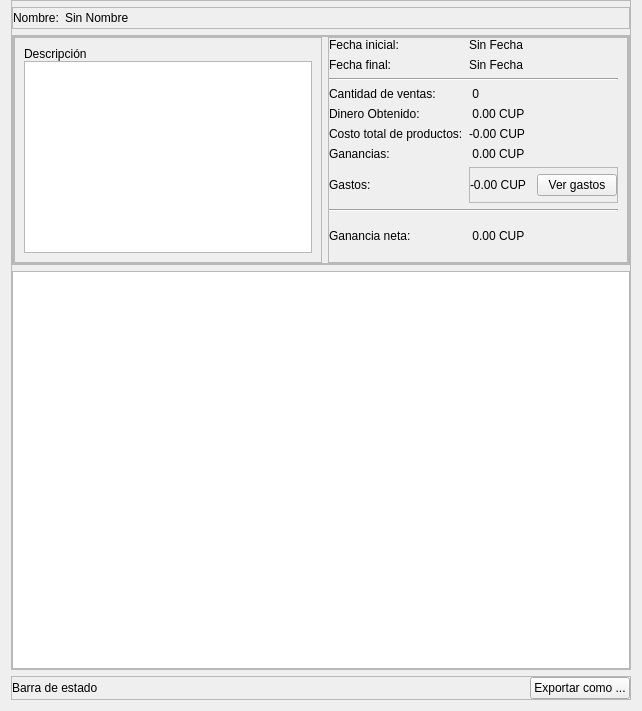
Qt form view/ui/custom_report_visualization.ui (R0land013/blue-pos) before a commit.
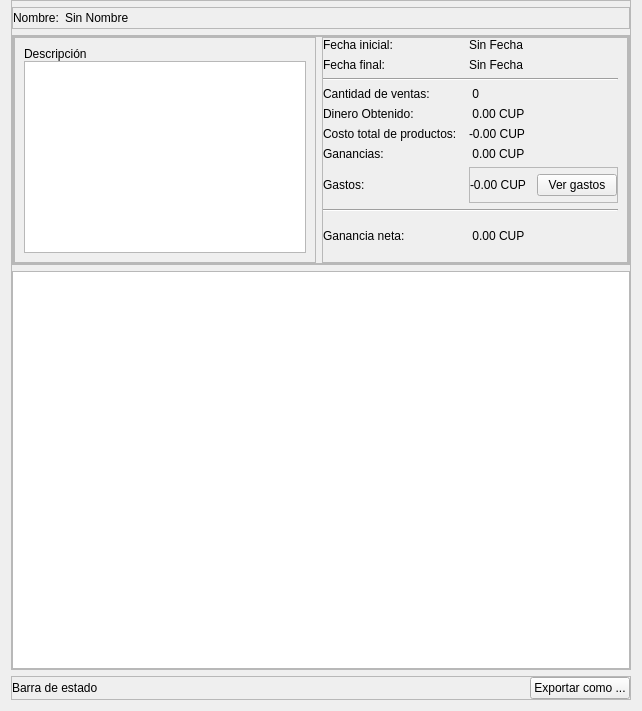
The same form after that commit.

```diff
--- a/view/ui/custom_report_visualization.ui
+++ b/view/ui/custom_report_visualization.ui
@@ -215,6 +215,9 @@
                <property name="topMargin">
                 <number>0</number>
                </property>
+               <property name="horizontalSpacing">
+                <number>12</number>
+               </property>
                <item row="5" column="0">
                 <widget class="QLabel" name="label_5">
                  <property name="text">
```
